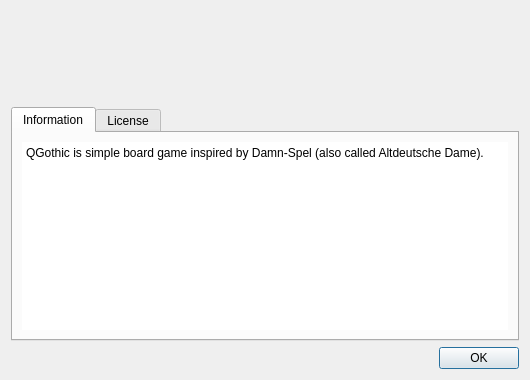
The window that ui/gaboutdialog.ui (martinrotter/qgothic) describes before a commit, drawn with Qt 5.
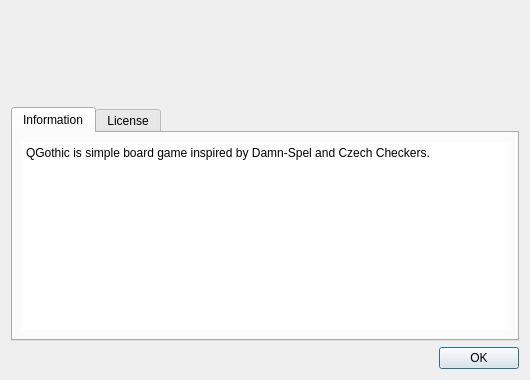
The same window after the commit. Icons and pictures are not drawn.

What changed in the file:
```diff
--- a/ui/gaboutdialog.ui
+++ b/ui/gaboutdialog.ui
@@ -122,7 +122,7 @@
           <bool>true</bool>
          </property>
          <property name="plainText">
-          <string>QGothic is simple board game inspired by Damn-Spel (also called Altdeutsche Dame).</string>
+          <string>QGothic is simple board game inspired by Damn-Spel and Czech Checkers.</string>
          </property>
          <property name="textInteractionFlags">
           <set>Qt::LinksAccessibleByKeyboard|Qt::LinksAccessibleByMouse|Qt::TextBrowserInteraction|Qt::TextSelectableByKeyboard|Qt::TextSelectableByMouse</set>
```
